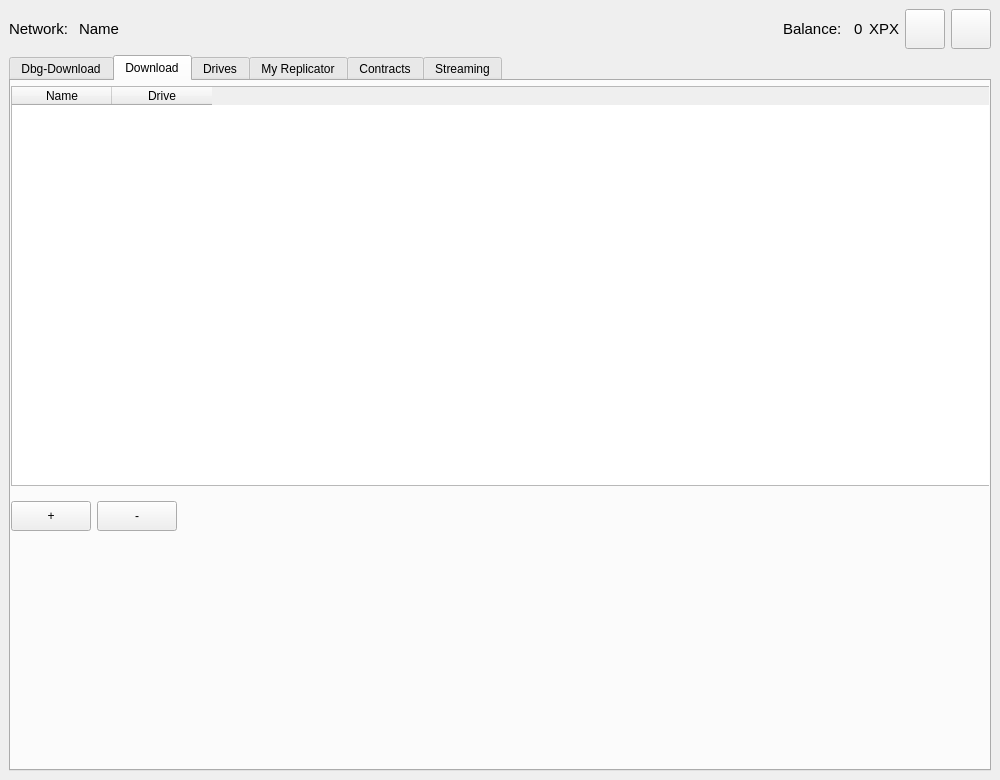
Before: the Qt Designer form UserApp/mainwin.ui in proximax-storage/cpp-xpx-storage-user-app, drawn with Qt 5.
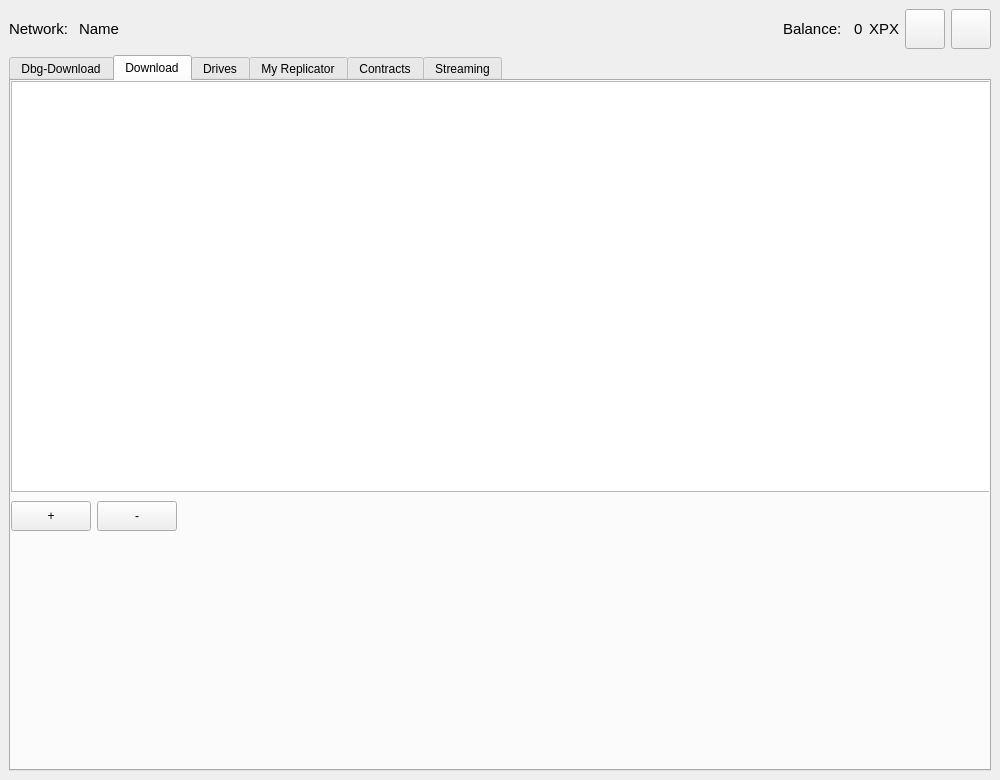
After: the same form once the commit is applied. The open tabs and pages were chosen to show the change.

```diff
--- a/UserApp/mainwin.ui
+++ b/UserApp/mainwin.ui
@@ -531,24 +531,7 @@
         </property>
         <layout class="QVBoxLayout" name="verticalLayout_21">
          <item>
-          <widget class="QTableWidget" name="m_downloadedDataTable">
-           <property name="maximumSize">
-            <size>
-             <width>1000</width>
-             <height>400</height>
-            </size>
-           </property>
-           <column>
-            <property name="text">
-             <string>Name</string>
-            </property>
-           </column>
-           <column>
-            <property name="text">
-             <string>Drive</string>
-            </property>
-           </column>
-          </widget>
+          <widget class="QTableView" name="m_easyDownloadTable"/>
          </item>
         </layout>
        </widget>
```
Left out of the diff: 2 changed lines with no effect on the pictures.
